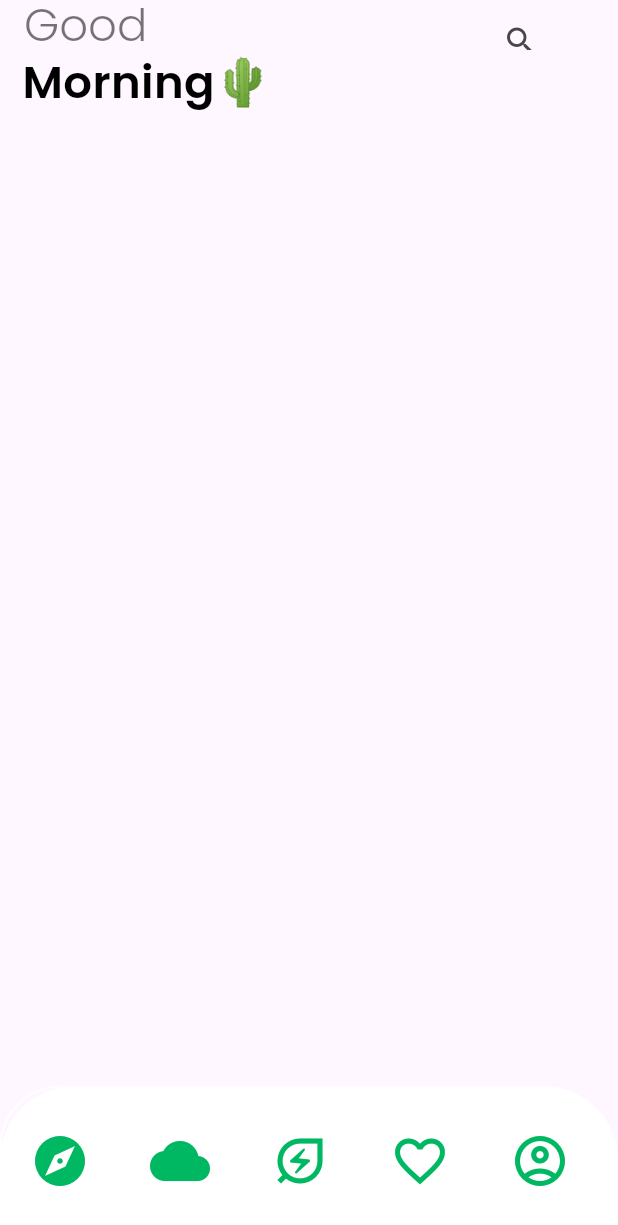
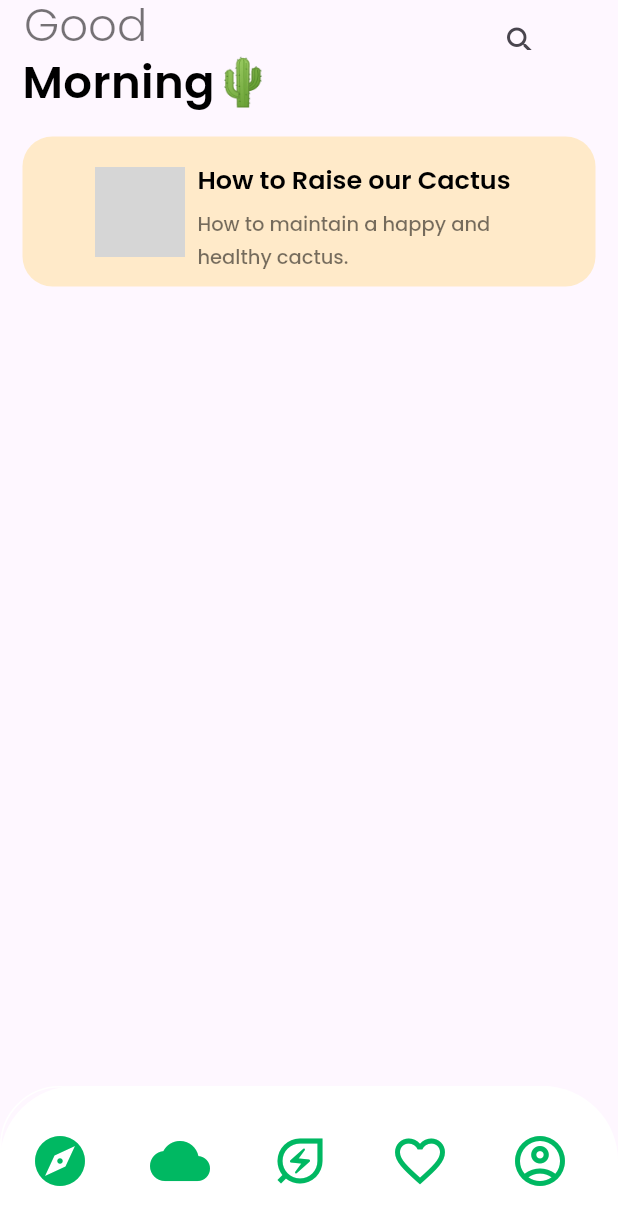
Before and after one commit to mik284/online_store_ui, a Flutter app: the Dashboard screen opened directly, on a phone screen of 412 x 824 dp. Shown: the top 1225 px of the screen. Run offline on Flutter 3.47's test engine with Material 3 defaults, Android fonts, the phone set to English and light mode, and no system bars; our stand-ins replace get, google_fonts; grey boxes are pictures that could not be loaded.

```diff
--- a/lib/page/dashboard.dart
+++ b/lib/page/dashboard.dart
@@ -14,7 +14,6 @@ class Dashboard extends GetView {
     return Scaffold(
         appBar: AppBar(
           automaticallyImplyLeading: false,
-          // leading: const SizedBox(),
           centerTitle: true,
           title: const Align(
             alignment: Alignment.bottomLeft,
@@ -50,12 +49,74 @@ class Dashboard extends GetView {
             )
           ],
         ),
-
+        body: Padding(
+          padding: const EdgeInsets.all(15.0),
+          child: Container(
+            height: 100,
+            width: Get.width,
+            decoration: BoxDecoration(
+              borderRadius: BorderRadius.circular(20),
+              color: const Color(0xffffeac9),
+            ),
+            child: Padding(
+              padding: const EdgeInsets.all(8.0),
+              child: Row(
+                mainAxisAlignment: MainAxisAlignment.center,
+                crossAxisAlignment: CrossAxisAlignment.center,
+                children: [
+                  // Image.asset('assets/cactus001.jpg', height: 50, fit: BoxFit.cover ),
+                  ClipRRect(
+                    borderRadius: BorderRadius.circular(15),
+                    child: Image.asset(
+                      'assets/cactus001.jpg',
+                      height: 60,
+                      fit: BoxFit.cover,
+                    ),
+                  ),
+                  Column(
+                    children: [
+                      Padding(
+                        padding: const EdgeInsets.all(8.0),
+                        child: RichText(
+                            text: const TextSpan(children: <InlineSpan>[
+                          TextSpan(
+                              text: "How to Raise our Cactus\n",
+                              style: TextStyle(
+                                  color: Colors.black,
+                                  fontWeight: FontWeight.w600,
+                                  fontSize: 17,
+                                  fontFamily: "Poppins")),
+                          WidgetSpan(
+                              child: SizedBox(
+                            height: 25,
+                          )),
+                          TextSpan(
+                              text:
+                                  "How to maintain a happy and \nhealthy cactus. ",
+                              style: TextStyle(
+                                  color: Colors.black54,
+                                  fontWeight: FontWeight.w500,
+                                  fontSize: 13,
+                                  fontFamily: "Poppins")),
+                          WidgetSpan(
+                              child: SizedBox(
+                            height: 20,
+                          )),
+                        ])),
+                      )
+                    ],
+                  )
+                ],
+              ),
+            ),
+          ),
+        ),
         bottomNavigationBar: Container(
-          decoration: const BoxDecoration(
-            color: Colors.white,
-            borderRadius: BorderRadius.only(topLeft: Radius.circular(50),
-                topRight: Radius.circular(50))),
+            decoration: const BoxDecoration(
+                color: Colors.white,
+                borderRadius: BorderRadius.only(
+                    topLeft: Radius.circular(50),
+                    topRight: Radius.circular(50))),
             child: SizedBox(
                 width: Get.width, height: 100, child: const BottomNav())));
   }
```
